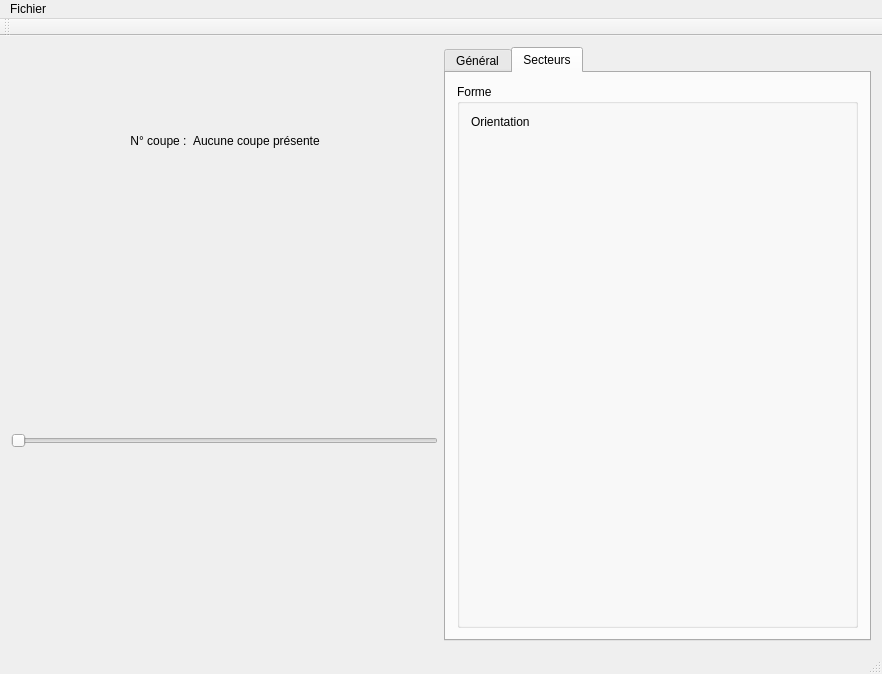
First picture: the form in ui/mainwindow.ui, repository akrah/TKDetection, before the edit.
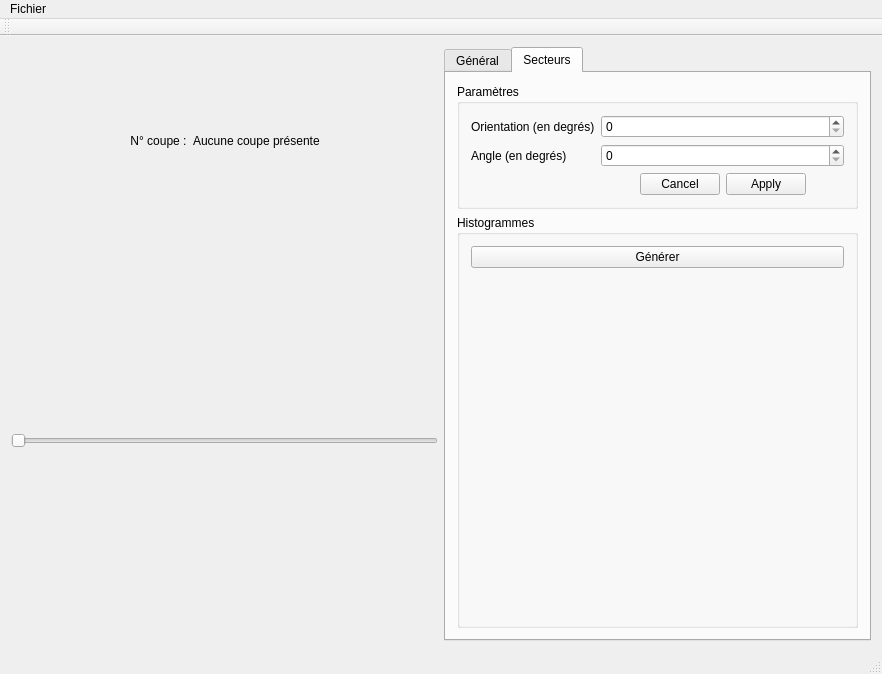
Second picture: the form after the edit. Custom widgets are drawn as their Qt base class.

Commit message: Mise en place de l'interface graphique pour les secteurs Mise en place de l'architecture pour la crétion des histogrammes de secteurs

The edit to the form file:
```diff
--- a/ui/mainwindow.ui
+++ b/ui/mainwindow.ui
@@ -243,14 +243,75 @@
           <item>
            <widget class="QGroupBox" name="groupBox_4">
             <property name="title">
-             <string>Forme</string>
+             <string>Paramètres</string>
             </property>
             <layout class="QFormLayout" name="formLayout">
-             <item row="0" column="0">
+             <property name="fieldGrowthPolicy">
+              <enum>QFormLayout::AllNonFixedFieldsGrow</enum>
+             </property>
+             <item row="1" column="0">
               <widget class="QLabel" name="label_2">
                <property name="text">
-                <string>Orientation</string>
+                <string>Orientation (en degrés)</string>
                </property>
+              </widget>
+             </item>
+             <item row="1" column="1">
+              <widget class="QSpinBox" name="_spinSectorsOrientation">
+               <property name="buttonSymbols">
+                <enum>QAbstractSpinBox::UpDownArrows</enum>
+               </property>
+               <property name="maximum">
+                <number>360</number>
+               </property>
+              </widget>
+             </item>
+             <item row="2" column="0">
+              <widget class="QLabel" name="label_3">
+               <property name="text">
+                <string>Angle (en degrés)</string>
+               </property>
+              </widget>
+             </item>
+             <item row="2" column="1">
+              <widget class="QSpinBox" name="_spinSectorsAngle"/>
+             </item>
+             <item row="3" column="1">
+              <widget class="QDialogButtonBox" name="_buttonsSectorsParameters">
+               <property name="standardButtons">
+                <set>QDialogButtonBox::Apply|QDialogButtonBox::Cancel</set>
+               </property>
+               <property name="centerButtons">
+                <bool>true</bool>
+               </property>
+              </widget>
+             </item>
+            </layout>
+           </widget>
+          </item>
+          <item>
+           <widget class="QGroupBox" name="groupBox_5">
+            <property name="title">
+             <string>Histogrammes</string>
+            </property>
+            <layout class="QVBoxLayout" name="verticalLayout_8">
+             <item>
+              <widget class="QPushButton" name="_buttonSectorsGraphes">
+               <property name="text">
+                <string>Générer</string>
+               </property>
+              </widget>
+             </item>
+             <item>
+              <widget class="QStackedWidget" name="_stackedSectorsHistograms">
+               <property name="frameShape">
+                <enum>QFrame::NoFrame</enum>
+               </property>
+               <property name="currentIndex">
+                <number>0</number>
+               </property>
+               <widget class="QWidget" name="page"/>
+               <widget class="QWidget" name="page_2"/>
               </widget>
              </item>
             </layout>
```
The commit also changes 7 other files.
